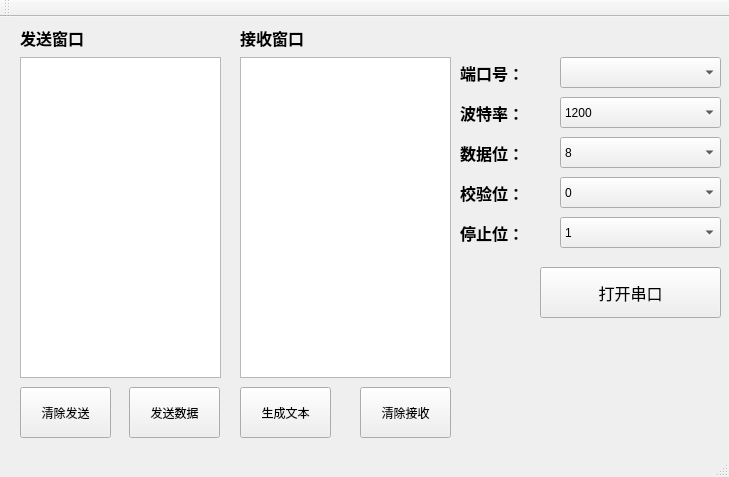
phantomT/serialphotogragher, file mainwindow.ui: the form before one commit.
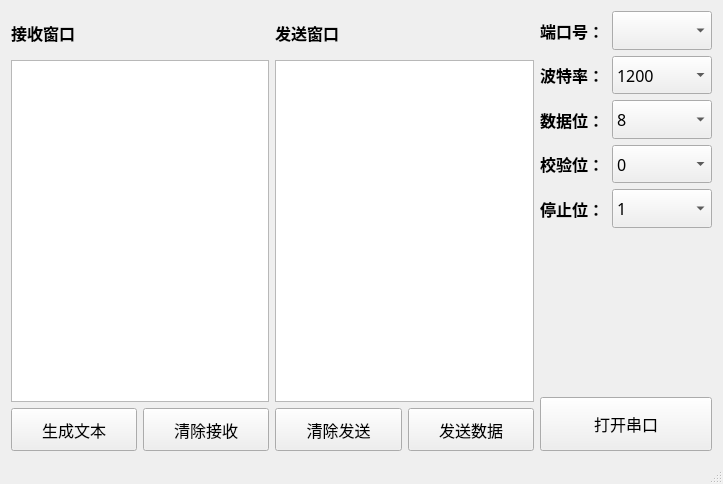
The form after the commit.

Commit message:
[更新]添加自适应窗口大小特性
按现有需求，自适应窗口大小

Patch:
```diff
--- a/mainwindow.ui
+++ b/mainwindow.ui
@@ -2,12 +2,18 @@
 <ui version="4.0">
  <class>MainWindow</class>
  <widget class="QMainWindow" name="MainWindow">
+  <property name="windowModality">
+   <enum>Qt::NonModal</enum>
+  </property>
+  <property name="enabled">
+   <bool>true</bool>
+  </property>
   <property name="geometry">
    <rect>
     <x>0</x>
     <y>0</y>
-    <width>729</width>
-    <height>477</height>
+    <width>723</width>
+    <height>484</height>
    </rect>
   </property>
   <property name="sizePolicy">
@@ -16,48 +22,287 @@
     <verstretch>0</verstretch>
    </sizepolicy>
   </property>
+  <property name="maximumSize">
+   <size>
+    <width>2140</width>
+    <height>1440</height>
+   </size>
+  </property>
+  <property name="baseSize">
+   <size>
+    <width>800</width>
+    <height>750</height>
+   </size>
+  </property>
   <property name="windowTitle">
    <string>MainWindow</string>
   </property>
+  <property name="autoFillBackground">
+   <bool>false</bool>
+  </property>
   <widget class="QWidget" name="centralWidget">
-   <widget class="QTextBrowser" name="sendtext">
-    <property name="geometry">
-     <rect>
-      <x>20</x>
-      <y>40</y>
-      <width>201</width>
-      <height>321</height>
-     </rect>
-    </property>
-   </widget>
-   <widget class="QTextEdit" name="recievetext">
-    <property name="geometry">
-     <rect>
-      <x>240</x>
-      <y>40</y>
-      <width>211</width>
-      <height>321</height>
-     </rect>
-    </property>
-   </widget>
-   <widget class="QComboBox" name="portnum">
-    <property name="geometry">
-     <rect>
-      <x>560</x>
-      <y>40</y>
-      <width>161</width>
-      <height>31</height>
-     </rect>
-    </property>
-   </widget>
+   <layout class="QGridLayout" name="gridLayout_2" columnstretch="3,3,2">
+    <item row="0" column="0">
+     <layout class="QVBoxLayout" name="verticalLayout_3" stretch="1,8,1">
+      <property name="sizeConstraint">
+       <enum>QLayout::SetNoConstraint</enum>
+      </property>
+      <item>
+       <widget class="QLabel" name="label_7">
+        <property name="sizePolicy">
+         <sizepolicy hsizetype="Expanding" vsizetype="Expanding">
+          <horstretch>0</horstretch>
+          <verstretch>0</verstretch>
+         </sizepolicy>
+        </property>
+        <property name="minimumSize">
+         <size>
+          <width>101</width>
+          <height>40</height>
+         </size>
+        </property>
+        <property name="maximumSize">
+         <size>
+          <width>16777215</width>
+          <height>80</height>
+         </size>
+        </property>
+        <property name="font">
+         <font>
+          <family>Microsoft JhengHei UI</family>
+          <pointsize>12</pointsize>
+          <weight>75</weight>
+          <bold>true</bold>
+         </font>
+        </property>
+        <property name="text">
+         <string>接收窗口</string>
+        </property>
+       </widget>
+      </item>
+      <item>
+       <widget class="QTextBrowser" name="recievetext">
+        <property name="minimumSize">
+         <size>
+          <width>200</width>
+          <height>300</height>
+         </size>
+        </property>
+       </widget>
+      </item>
+      <item>
+       <layout class="QHBoxLayout" name="horizontalLayout_2">
+        <item>
+         <widget class="QPushButton" name="saveButton">
+          <property name="sizePolicy">
+           <sizepolicy hsizetype="Expanding" vsizetype="Preferred">
+            <horstretch>0</horstretch>
+            <verstretch>0</verstretch>
+           </sizepolicy>
+          </property>
+          <property name="maximumSize">
+           <size>
+            <width>16777215</width>
+            <height>80</height>
+           </size>
+          </property>
+          <property name="font">
+           <font>
+            <family>黑体</family>
+            <pointsize>12</pointsize>
+           </font>
+          </property>
+          <property name="text">
+           <string>生成文本</string>
+          </property>
+         </widget>
+        </item>
+        <item>
+         <widget class="QPushButton" name="clearRButton">
+          <property name="sizePolicy">
+           <sizepolicy hsizetype="Expanding" vsizetype="Preferred">
+            <horstretch>0</horstretch>
+            <verstretch>0</verstretch>
+           </sizepolicy>
+          </property>
+          <property name="maximumSize">
+           <size>
+            <width>16777215</width>
+            <height>80</height>
+           </size>
+          </property>
+          <property name="font">
+           <font>
+            <family>黑体</family>
+            <pointsize>12</pointsize>
+           </font>
+          </property>
+          <property name="text">
+           <string>清除接收</string>
+          </property>
+         </widget>
+        </item>
+       </layout>
+      </item>
+     </layout>
+    </item>
+    <item row="0" column="1">
+     <layout class="QVBoxLayout" name="verticalLayout_2" stretch="1,8,1">
+      <property name="sizeConstraint">
+       <enum>QLayout::SetNoConstraint</enum>
+      </property>
+      <item>
+       <widget class="QLabel" name="label_6">
+        <property name="sizePolicy">
+         <sizepolicy hsizetype="Expanding" vsizetype="Expanding">
+          <horstretch>0</horstretch>
+          <verstretch>0</verstretch>
+         </sizepolicy>
+        </property>
+        <property name="minimumSize">
+         <size>
+          <width>101</width>
+          <height>40</height>
+         </size>
+        </property>
+        <property name="maximumSize">
+         <size>
+          <width>16777215</width>
+          <height>80</height>
+         </size>
+        </property>
+        <property name="font">
+         <font>
+          <family>Microsoft JhengHei UI</family>
+          <pointsize>12</pointsize>
+          <weight>75</weight>
+          <bold>true</bold>
+         </font>
+        </property>
+        <property name="text">
+         <string>发送窗口</string>
+        </property>
+       </widget>
+      </item>
+      <item>
+       <widget class="QTextEdit" name="sendtext">
+        <property name="minimumSize">
+         <size>
+          <width>200</width>
+          <height>300</height>
+         </size>
+        </property>
+       </widget>
+      </item>
+      <item>
+       <layout class="QHBoxLayout" name="horizontalLayout">
+        <item>
+         <widget class="QPushButton" name="clearSButton">
+          <property name="sizePolicy">
+           <sizepolicy hsizetype="Expanding" vsizetype="Preferred">
+            <horstretch>0</horstretch>
+            <verstretch>0</verstretch>
+           </sizepolicy>
+          </property>
+          <property name="maximumSize">
+           <size>
+            <width>16777215</width>
+            <height>80</height>
+           </size>
+          </property>
+          <property name="font">
+           <font>
+            <family>黑体</family>
+            <pointsize>12</pointsize>
+           </font>
+          </property>
+          <property name="text">
+           <string>清除发送</string>
+          </property>
+         </widget>
+        </item>
+        <item>
+         <widget class="QPushButton" name="sendButton">
+          <property name="sizePolicy">
+           <sizepolicy hsizetype="Expanding" vsizetype="Preferred">
+            <horstretch>0</horstretch>
+            <verstretch>0</verstretch>
+           </sizepolicy>
+          </property>
+          <property name="maximumSize">
+           <size>
+            <width>16777215</width>
+            <height>80</height>
+           </size>
+          </property>
+          <property name="font">
+           <font>
+            <family>黑体</family>
+            <pointsize>12</pointsize>
+           </font>
+          </property>
+          <property name="text">
+           <string>发送数据</string>
+          </property>
+         </widget>
+        </item>
+       </layout>
+      </item>
+     </layout>
+    </item>
+    <item row="0" column="2">
+     <layout class="QVBoxLayout" name="verticalLayout" stretch="4,3,1">
+      <property name="sizeConstraint">
+       <enum>QLayout::SetNoConstraint</enum>
+      </property>
+      <item>
+       <layout class="QGridLayout" name="gridLayout" columnstretch="2,3">
+        <item row="1" column="0">
+         <widget class="QLabel" name="label_2">
+          <property name="sizePolicy">
+           <sizepolicy hsizetype="Expanding" vsizetype="Preferred">
+            <horstretch>0</horstretch>
+            <verstretch>0</verstretch>
+           </sizepolicy>
+          </property>
+          <property name="maximumSize">
+           <size>
+            <width>16777215</width>
+            <height>60</height>
+           </size>
+          </property>
+          <property name="font">
+           <font>
+            <family>Microsoft JhengHei UI</family>
+            <pointsize>12</pointsize>
+            <weight>75</weight>
+            <bold>true</bold>
+           </font>
+          </property>
+          <property name="text">
+           <string>波特率：</string>
+          </property>
+         </widget>
+        </item>
+        <item row="1" column="1">
    <widget class="QComboBox" name="baudrate">
-    <property name="geometry">
-     <rect>
-      <x>560</x>
-      <y>80</y>
-      <width>161</width>
-      <height>31</height>
-     </rect>
+          <property name="sizePolicy">
+           <sizepolicy hsizetype="Expanding" vsizetype="Preferred">
+            <horstretch>0</horstretch>
+            <verstretch>0</verstretch>
+           </sizepolicy>
+          </property>
+          <property name="maximumSize">
+           <size>
+            <width>16777215</width>
+            <height>60</height>
+           </size>
+          </property>
+          <property name="font">
+           <font>
+            <family>黑体</family>
+            <pointsize>12</pointsize>
+           </font>
     </property>
     <item>
      <property name="text">
@@ -145,14 +390,48 @@
      </property>
     </item>
    </widget>
+        </item>
+        <item row="0" column="1">
+         <widget class="QComboBox" name="portnum">
+          <property name="sizePolicy">
+           <sizepolicy hsizetype="Expanding" vsizetype="Preferred">
+            <horstretch>0</horstretch>
+            <verstretch>0</verstretch>
+           </sizepolicy>
+          </property>
+          <property name="maximumSize">
+           <size>
+            <width>16777215</width>
+            <height>60</height>
+           </size>
+          </property>
+          <property name="font">
+           <font>
+            <family>黑体</family>
+            <pointsize>12</pointsize>
+           </font>
+          </property>
+         </widget>
+        </item>
+        <item row="2" column="1">
    <widget class="QComboBox" name="databit">
-    <property name="geometry">
-     <rect>
-      <x>560</x>
-      <y>120</y>
-      <width>161</width>
-      <height>31</height>
-     </rect>
+          <property name="sizePolicy">
+           <sizepolicy hsizetype="Expanding" vsizetype="Preferred">
+            <horstretch>0</horstretch>
+            <verstretch>0</verstretch>
+           </sizepolicy>
+          </property>
+          <property name="maximumSize">
+           <size>
+            <width>16777215</width>
+            <height>60</height>
+           </size>
+          </property>
+          <property name="font">
+           <font>
+            <family>黑体</family>
+            <pointsize>12</pointsize>
+           </font>
     </property>
     <item>
      <property name="text">
@@ -175,39 +454,80 @@
      </property>
     </item>
    </widget>
-   <widget class="QComboBox" name="checkbit">
-    <property name="geometry">
-     <rect>
-      <x>560</x>
-      <y>160</y>
-      <width>161</width>
-      <height>31</height>
-     </rect>
-    </property>
-    <item>
-     <property name="text">
-      <string>0</string>
-     </property>
-    </item>
-    <item>
+        </item>
+        <item row="3" column="0">
+         <widget class="QLabel" name="label_4">
+          <property name="sizePolicy">
+           <sizepolicy hsizetype="Expanding" vsizetype="Preferred">
+            <horstretch>0</horstretch>
+            <verstretch>0</verstretch>
+           </sizepolicy>
+          </property>
+          <property name="maximumSize">
+           <size>
+            <width>16777215</width>
+            <height>60</height>
+           </size>
+          </property>
+          <property name="font">
+           <font>
+            <family>Microsoft JhengHei UI</family>
+            <pointsize>12</pointsize>
+            <weight>75</weight>
+            <bold>true</bold>
+           </font>
+          </property>
      <property name="text">
-      <string extracomment="奇校验">1</string>
-     </property>
-    </item>
-    <item>
+           <string>校验位：</string>
+          </property>
+         </widget>
+        </item>
+        <item row="0" column="0">
+         <widget class="QLabel" name="label">
+          <property name="sizePolicy">
+           <sizepolicy hsizetype="Expanding" vsizetype="Preferred">
+            <horstretch>0</horstretch>
+            <verstretch>0</verstretch>
+           </sizepolicy>
+          </property>
+          <property name="maximumSize">
+           <size>
+            <width>16777215</width>
+            <height>60</height>
+           </size>
+          </property>
+          <property name="font">
+           <font>
+            <family>Microsoft JhengHei UI</family>
+            <pointsize>12</pointsize>
+            <weight>75</weight>
+            <bold>true</bold>
+           </font>
+          </property>
      <property name="text">
-      <string extracomment="偶校验">2</string>
-     </property>
-    </item>
-   </widget>
+           <string>端口号：</string>
+          </property>
+         </widget>
+        </item>
+        <item row="4" column="1">
    <widget class="QComboBox" name="stopbit">
-    <property name="geometry">
-     <rect>
-      <x>560</x>
-      <y>200</y>
-      <width>161</width>
-      <height>31</height>
-     </rect>
+          <property name="sizePolicy">
+           <sizepolicy hsizetype="Expanding" vsizetype="Preferred">
+            <horstretch>0</horstretch>
+            <verstretch>0</verstretch>
+           </sizepolicy>
+          </property>
+          <property name="maximumSize">
+           <size>
+            <width>16777215</width>
+            <height>60</height>
+           </size>
+          </property>
+          <property name="font">
+           <font>
+            <family>黑体</family>
+            <pointsize>12</pointsize>
+           </font>
     </property>
     <item>
      <property name="text">
@@ -220,157 +540,20 @@
      </property>
     </item>
    </widget>
-   <widget class="QPushButton" name="clearRButton">
-    <property name="geometry">
-     <rect>
-      <x>20</x>
-      <y>370</y>
-      <width>91</width>
-      <height>51</height>
-     </rect>
-    </property>
-    <property name="sizePolicy">
-     <sizepolicy hsizetype="Fixed" vsizetype="Fixed">
-      <horstretch>0</horstretch>
-      <verstretch>0</verstretch>
-     </sizepolicy>
-    </property>
-    <property name="text">
-     <string>清除发送</string>
-    </property>
-   </widget>
-   <widget class="QPushButton" name="sendButton">
-    <property name="geometry">
-     <rect>
-      <x>129</x>
-      <y>370</y>
-      <width>91</width>
-      <height>51</height>
-     </rect>
-    </property>
-    <property name="sizePolicy">
-     <sizepolicy hsizetype="Fixed" vsizetype="Fixed">
-      <horstretch>0</horstretch>
-      <verstretch>0</verstretch>
-     </sizepolicy>
-    </property>
-    <property name="text">
-     <string>发送数据</string>
-    </property>
-   </widget>
-   <widget class="QPushButton" name="saveButton">
-    <property name="geometry">
-     <rect>
-      <x>240</x>
-      <y>370</y>
-      <width>91</width>
-      <height>51</height>
-     </rect>
-    </property>
-    <property name="sizePolicy">
-     <sizepolicy hsizetype="Fixed" vsizetype="Fixed">
-      <horstretch>0</horstretch>
-      <verstretch>0</verstretch>
-     </sizepolicy>
-    </property>
-    <property name="text">
-     <string>生成文本</string>
-    </property>
-   </widget>
-   <widget class="QPushButton" name="clearSButton">
-    <property name="geometry">
-     <rect>
-      <x>360</x>
-      <y>370</y>
-      <width>91</width>
-      <height>51</height>
-     </rect>
-    </property>
-    <property name="sizePolicy">
-     <sizepolicy hsizetype="Fixed" vsizetype="Fixed">
-      <horstretch>0</horstretch>
-      <verstretch>0</verstretch>
-     </sizepolicy>
-    </property>
-    <property name="text">
-     <string>清除接收</string>
-    </property>
-   </widget>
-   <widget class="QPushButton" name="openButton">
-    <property name="geometry">
-     <rect>
-      <x>540</x>
-      <y>250</y>
-      <width>181</width>
-      <height>51</height>
-     </rect>
-    </property>
-    <property name="sizePolicy">
-     <sizepolicy hsizetype="Fixed" vsizetype="Fixed">
-      <horstretch>0</horstretch>
-      <verstretch>0</verstretch>
-     </sizepolicy>
-    </property>
-    <property name="font">
-     <font>
-      <family>黑体</family>
-      <pointsize>12</pointsize>
-     </font>
-    </property>
-    <property name="text">
-     <string>打开串口</string>
-    </property>
-   </widget>
-   <widget class="QLabel" name="label">
-    <property name="geometry">
-     <rect>
-      <x>460</x>
-      <y>40</y>
-      <width>91</width>
-      <height>31</height>
-     </rect>
-    </property>
-    <property name="font">
-     <font>
-      <family>Microsoft JhengHei UI</family>
-      <pointsize>12</pointsize>
-      <weight>75</weight>
-      <bold>true</bold>
-     </font>
-    </property>
-    <property name="text">
-     <string>端口号：</string>
-    </property>
-   </widget>
-   <widget class="QLabel" name="label_2">
-    <property name="geometry">
-     <rect>
-      <x>460</x>
-      <y>80</y>
-      <width>91</width>
-      <height>31</height>
-     </rect>
-    </property>
-    <property name="font">
-     <font>
-      <family>Microsoft JhengHei UI</family>
-      <pointsize>12</pointsize>
-      <weight>75</weight>
-      <bold>true</bold>
-     </font>
-    </property>
-    <property name="text">
-     <string>波特率：</string>
-    </property>
-   </widget>
+        </item>
+        <item row="2" column="0">
    <widget class="QLabel" name="label_3">
-    <property name="geometry">
-     <rect>
-      <x>460</x>
-      <y>120</y>
-      <width>91</width>
-      <height>31</height>
-     </rect>
+          <property name="sizePolicy">
+           <sizepolicy hsizetype="Expanding" vsizetype="Preferred">
+            <horstretch>0</horstretch>
+            <verstretch>0</verstretch>
+           </sizepolicy>
+          </property>
+          <property name="maximumSize">
+           <size>
+            <width>16777215</width>
+            <height>60</height>
+           </size>
     </property>
     <property name="font">
      <font>
@@ -384,35 +567,20 @@
      <string>数据位：</string>
     </property>
    </widget>
-   <widget class="QLabel" name="label_4">
-    <property name="geometry">
-     <rect>
-      <x>460</x>
-      <y>160</y>
-      <width>91</width>
-      <height>31</height>
-     </rect>
-    </property>
-    <property name="font">
-     <font>
-      <family>Microsoft JhengHei UI</family>
-      <pointsize>12</pointsize>
-      <weight>75</weight>
-      <bold>true</bold>
-     </font>
-    </property>
-    <property name="text">
-     <string>校验位：</string>
-    </property>
-   </widget>
+        </item>
+        <item row="4" column="0">
    <widget class="QLabel" name="label_5">
-    <property name="geometry">
-     <rect>
-      <x>460</x>
-      <y>200</y>
-      <width>91</width>
-      <height>31</height>
-     </rect>
+          <property name="sizePolicy">
+           <sizepolicy hsizetype="Expanding" vsizetype="Preferred">
+            <horstretch>0</horstretch>
+            <verstretch>0</verstretch>
+           </sizepolicy>
+          </property>
+          <property name="maximumSize">
+           <size>
+            <width>16777215</width>
+            <height>60</height>
+           </size>
     </property>
     <property name="font">
      <font>
@@ -426,58 +594,92 @@
      <string>停止位：</string>
     </property>
    </widget>
-   <widget class="QLabel" name="label_6">
-    <property name="geometry">
-     <rect>
-      <x>20</x>
-      <y>0</y>
-      <width>101</width>
-      <height>41</height>
-     </rect>
-    </property>
+        </item>
+        <item row="3" column="1">
+         <widget class="QComboBox" name="checkbit">
+          <property name="sizePolicy">
+           <sizepolicy hsizetype="Expanding" vsizetype="Preferred">
+            <horstretch>0</horstretch>
+            <verstretch>0</verstretch>
+           </sizepolicy>
+          </property>
+          <property name="maximumSize">
+           <size>
+            <width>16777215</width>
+            <height>60</height>
+           </size>
+          </property>
     <property name="font">
      <font>
-      <family>Microsoft JhengHei UI</family>
+            <family>黑体</family>
       <pointsize>12</pointsize>
-      <weight>75</weight>
-      <bold>true</bold>
-     </font>
-    </property>
+           </font>
+          </property>
+          <item>
     <property name="text">
-     <string>发送窗口</string>
-    </property>
-   </widget>
-   <widget class="QLabel" name="label_7">
-    <property name="geometry">
-     <rect>
-      <x>240</x>
-      <y>0</y>
-      <width>101</width>
-      <height>41</height>
-     </rect>
-    </property>
+            <string>0</string>
+           </property>
+          </item>
+          <item>
+           <property name="text">
+            <string extracomment="奇校验">1</string>
+           </property>
+          </item>
+          <item>
+           <property name="text">
+            <string extracomment="偶校验">2</string>
+           </property>
+          </item>
+         </widget>
+        </item>
+       </layout>
+      </item>
+      <item>
+       <spacer name="verticalSpacer">
+        <property name="orientation">
+         <enum>Qt::Vertical</enum>
+        </property>
+        <property name="sizeType">
+         <enum>QSizePolicy::Expanding</enum>
+        </property>
+        <property name="sizeHint" stdset="0">
+         <size>
+          <width>20</width>
+          <height>200</height>
+         </size>
+        </property>
+       </spacer>
+      </item>
+      <item>
+       <widget class="QPushButton" name="openButton">
+        <property name="sizePolicy">
+         <sizepolicy hsizetype="Expanding" vsizetype="Expanding">
+          <horstretch>0</horstretch>
+          <verstretch>0</verstretch>
+         </sizepolicy>
+        </property>
+        <property name="maximumSize">
+         <size>
+          <width>16777215</width>
+          <height>70</height>
+         </size>
+        </property>
     <property name="font">
      <font>
-      <family>Microsoft JhengHei UI</family>
+          <family>黑体</family>
       <pointsize>12</pointsize>
-      <weight>75</weight>
-      <bold>true</bold>
      </font>
     </property>
     <property name="text">
-     <string>接收窗口</string>
-    </property>
-   </widget>
+         <string>打开串口</string>
+        </property>
+       </widget>
+      </item>
+     </layout>
+    </item>
+   </layout>
   </widget>
   <widget class="QStatusBar" name="statusBar"/>
-  <widget class="QToolBar" name="mainToolBar">
-   <attribute name="toolBarArea">
-    <enum>TopToolBarArea</enum>
-   </attribute>
-   <attribute name="toolBarBreak">
-    <bool>false</bool>
-   </attribute>
-  </widget>
  </widget>
  <layoutdefault spacing="6" margin="11"/>
  <resources/>
```
Lines whose indentation alone changed are shown as unchanged. The commit also changes 3 other files.
